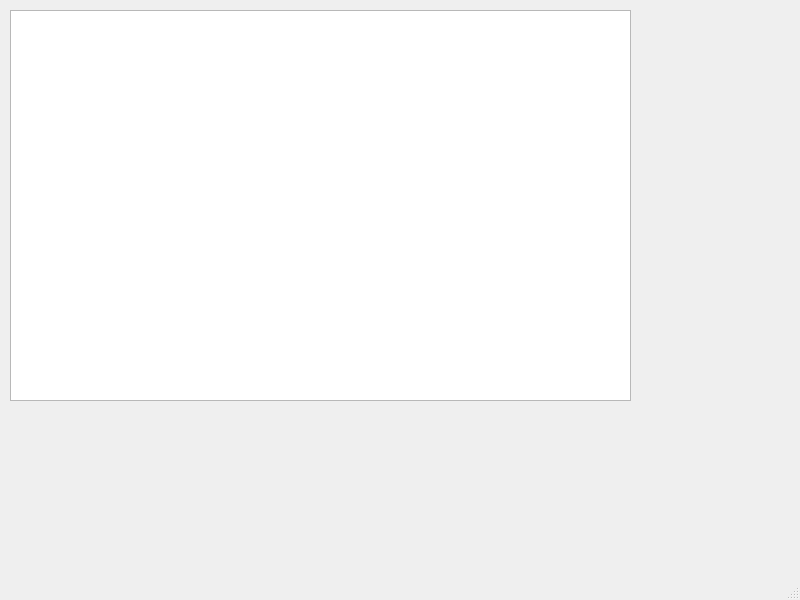
Above: mainwindow.ui from Tyuerl/listview before the change. Below: the same form after it.
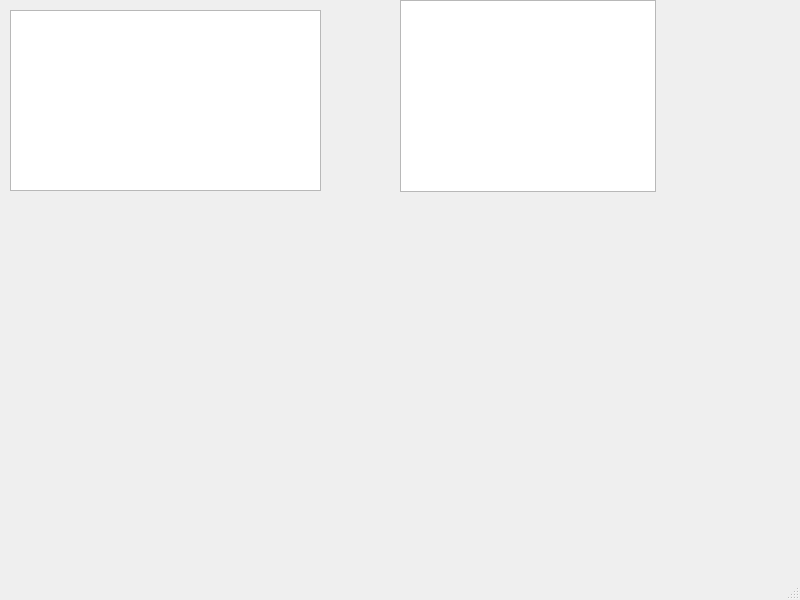
That is the form after the change.

Diff of the .ui file:
```diff
--- a/mainwindow.ui
+++ b/mainwindow.ui
@@ -19,8 +19,18 @@
      <rect>
       <x>10</x>
       <y>10</y>
-      <width>621</width>
-      <height>391</height>
+      <width>311</width>
+      <height>181</height>
+     </rect>
+    </property>
+   </widget>
+   <widget class="QTableView" name="tableView">
+    <property name="geometry">
+     <rect>
+      <x>400</x>
+      <y>0</y>
+      <width>256</width>
+      <height>192</height>
      </rect>
     </property>
    </widget>
```
